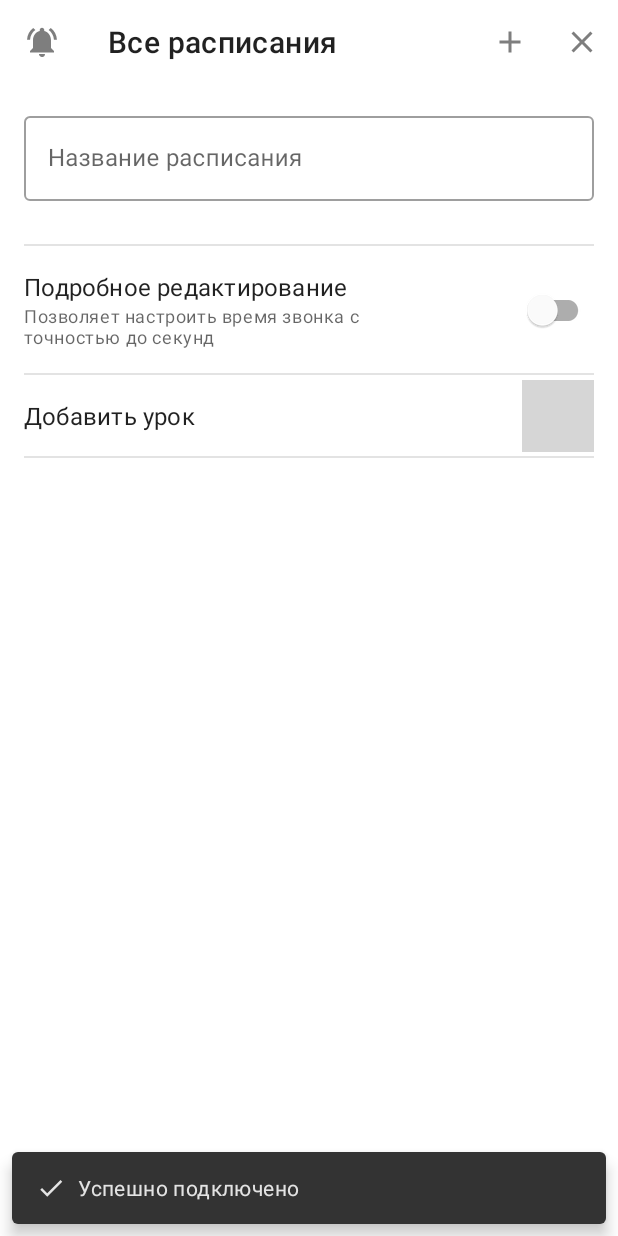
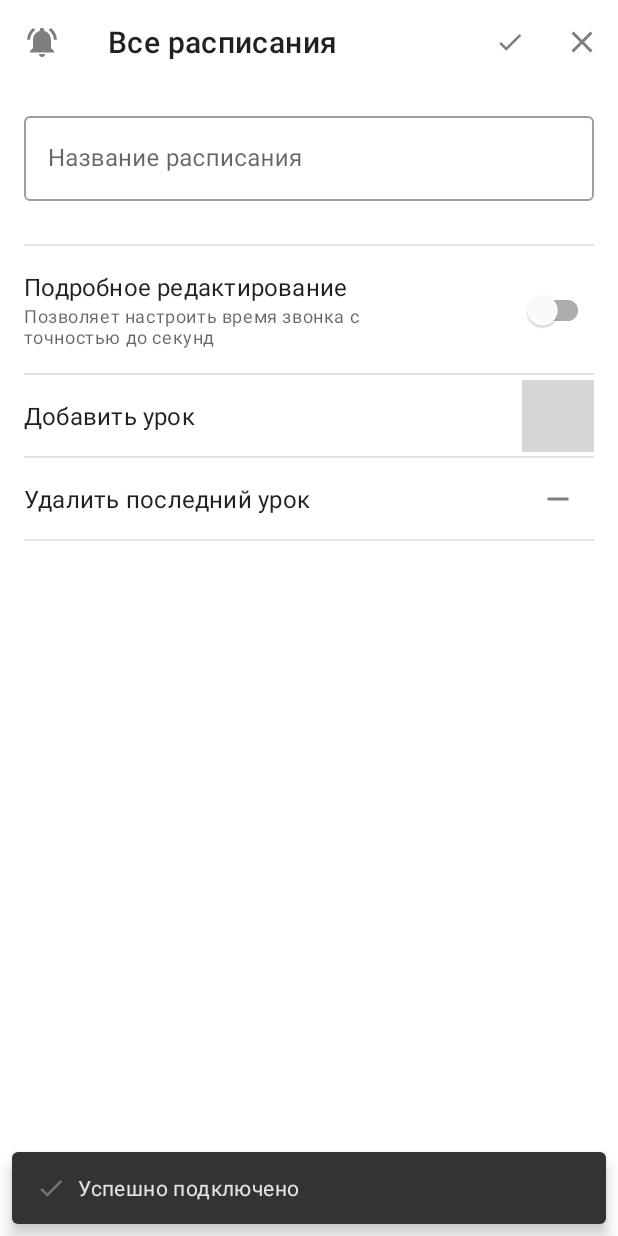
Before and after one commit to Ximand931/RingControl, an Android app: the screen it shows after launch (MainActivity), after a tap on "Добавить", on a phone screen of 412 x 824 dp. Run offline under Robolectric (Android 15) with nearby library versions, the phone set to English and light mode, and no system bars; our stand-ins replace data binding; 1 statement that could not run was skipped; grey boxes are pictures that could not be loaded.

Commit message:
add/edit fragments

```diff
--- a/app/src/debug/res/layout/fragment_all_timetables.xml
+++ b/app/src/debug/res/layout/fragment_all_timetables.xml
@@ -68,7 +68,7 @@
                         android:layout_marginTop="16dp"
                         android:ellipsize="end"
                         android:ems="20"
-                        android:text="@{String.format(@string/format_test_timetable_desc, viewModel.numOfTestLessons, viewModel.numOfTestLessons * 2)}"
+                        android:text="@{String.format(@string/format_test_timetable_desc, viewModel.numOfTestLessonsLiveData, viewModel.numOfTestLessonsLiveData * 2)}"
                         app:layout_constraintStart_toStartOf="@+id/test_title"
                         app:layout_constraintTop_toBottomOf="@+id/test_title" />
 
@@ -92,7 +92,7 @@
                         android:layout_width="wrap_content"
                         android:layout_height="wrap_content"
                         android:layout_marginStart="16dp"
-                        android:enabled="@{viewModel.numOfTestLessons &lt; 7}"
+                        android:enabled="@{viewModel.numOfTestLessonsLiveData &lt; 7}"
                         android:onClick="@{() -> viewModel.addTestLesson()}"
                         android:paddingStart="0dp"
                         android:paddingEnd="0dp"
@@ -106,7 +106,7 @@
                         style="@style/DebugMaterialButton"
                         android:layout_width="wrap_content"
                         android:layout_height="wrap_content"
-                        android:enabled="@{viewModel.numOfTestLessons > 1}"
+                        android:enabled="@{viewModel.numOfTestLessonsLiveData > 1}"
                         android:onClick="@{() -> viewModel.removeTestLesson()}"
                         android:paddingStart="0dp"
                         android:paddingEnd="0dp"
--- a/app/src/main/java/com/happs/ximand/ringcontrol/view/BaseFragment.java
+++ b/app/src/main/java/com/happs/ximand/ringcontrol/view/BaseFragment.java
@@ -19,13 +19,14 @@ import androidx.databinding.ViewDataBinding;
 import androidx.fragment.app.Fragment;
 import androidx.lifecycle.ViewModelProvider;
 
+import com.google.android.material.snackbar.Snackbar;
 import com.happs.ximand.ringcontrol.BR;
-import com.happs.ximand.ringcontrol.viewmodel.fragment.BaseFragmentViewModel;
+import com.happs.ximand.ringcontrol.viewmodel.fragment.BaseViewModel;
 
 import java.lang.reflect.ParameterizedType;
 import java.util.Objects;
 
-public abstract class BaseFragment<VM extends BaseFragmentViewModel, B extends ViewDataBinding>
+public abstract class BaseFragment<VM extends BaseViewModel, B extends ViewDataBinding>
         extends Fragment {
 
     private final int layoutId;
@@ -88,6 +89,7 @@ public abstract class BaseFragment<VM extends BaseFragmentViewModel, B extends V
 
         onPreViewModelAttaching(getViewModel());
         viewDataBinding.setVariable(BR.viewModel, viewModel);
+        viewDataBinding.setLifecycleOwner(getViewLifecycleOwner());
 
         return viewDataBinding.getRoot();
     }
@@ -102,6 +104,17 @@ public abstract class BaseFragment<VM extends BaseFragmentViewModel, B extends V
 
     public void onExternalEvent(int eventId) {
 
+    }
+
+    @Override
+    public void onViewCreated(@NonNull View view, @Nullable Bundle savedInstanceState) {
+        super.onViewCreated(view, savedInstanceState);
+        getViewModel().getMakeSnackbarEvent().observe(getViewLifecycleOwner(), snackbarDto -> {
+            if (getView() != null) {
+                Snackbar.make(getView(), snackbarDto.getMessageResId(), snackbarDto.getDuration())
+                        .show();
+            }
+        });
     }
 
     @Override
--- a/app/src/main/java/com/happs/ximand/ringcontrol/view/fragment/AddTimetableFragment.java
+++ b/app/src/main/java/com/happs/ximand/ringcontrol/view/fragment/AddTimetableFragment.java
@@ -19,7 +19,7 @@ public class AddTimetableFragment
     private RecyclerView lessonsRecyclerView;
 
     public AddTimetableFragment() {
-        super(R.layout.fragment_add_timetable, R.menu.menu_toolbar_add);
+        super(R.layout.fragment_add_timetable, R.menu.menu_toolbar_editing);
     }
 
     public static AddTimetableFragment newInstance() {
@@ -34,9 +34,17 @@ public class AddTimetableFragment
 
     @Override
     protected void onPreViewModelAttaching(@NonNull AddTimetableViewModel viewModel) {
-        viewModel.getLessonsMutableLiveData().observe(
+        viewModel.getLessonsLiveData().observe(
                 getViewLifecycleOwner(), this::initAdapter
         );
+        viewModel.setCorrectnessCheck(() -> {
+            EditTimetableRecyclerViewAdapter adapter = (EditTimetableRecyclerViewAdapter)
+                    lessonsRecyclerView.getAdapter();
+            if (adapter != null) {
+                return adapter.isAllLinesCorrect();
+            }
+            return false;
+        });
     }
 
     protected void initAdapter(List<Lesson> lessons) {
--- a/app/src/main/java/com/happs/ximand/ringcontrol/viewmodel/fragment/AllTimetablesViewModel.java
+++ b/app/src/main/java/com/happs/ximand/ringcontrol/viewmodel/fragment/AllTimetablesViewModel.java
@@ -1,10 +1,8 @@
 package com.happs.ximand.ringcontrol.viewmodel.fragment;
 
-import androidx.databinding.Bindable;
 import androidx.lifecycle.LiveData;
 import androidx.lifecycle.MutableLiveData;
 
-import com.happs.ximand.ringcontrol.BR;
 import com.happs.ximand.ringcontrol.FragmentNavigation;
 import com.happs.ximand.ringcontrol.R;
 import com.happs.ximand.ringcontrol.model.dao.SharedPreferencesDao;
@@ -21,17 +19,14 @@ import com.happs.ximand.ringcontrol.viewmodel.util.TimeUtils;
 import java.util.ArrayList;
 import java.util.List;
 
-public class AllTimetablesViewModel extends BaseFragmentViewModel {
+public class AllTimetablesViewModel extends BaseViewModel {
 
-    private final Repository<Timetable> timetableRepository;
-    private final MutableLiveData<List<Timetable>> allTimetablesLiveData;
-
-    private int numOfTestLessons;
+    private final Repository<Timetable> timetableRepository = FakeTimetableRepository.getInstance();
+    private final MutableLiveData<List<Timetable>> allTimetablesLiveData = new MutableLiveData<>();
+    private final MutableLiveData<Integer> numOfTestLessonsLiveData = new MutableLiveData<>();
 
     public AllTimetablesViewModel() {
-        this.timetableRepository = FakeTimetableRepository.getInstance();
-        this.allTimetablesLiveData = new MutableLiveData<>();
-        this.numOfTestLessons = 2;
+        this.numOfTestLessonsLiveData.setValue(2);
         updateTimetables();
     }
 
@@ -39,14 +34,8 @@ public class AllTimetablesViewModel extends BaseFragmentViewModel {
         return allTimetablesLiveData;
     }
 
-    @Bindable
-    public int getNumOfTestLessons() {
-        return numOfTestLessons;
-    }
-
-    public void setNumOfTestLessons(int numOfTestLessons) {
-        this.numOfTestLessons = numOfTestLessons;
-        notifyPropertyChanged(BR.numOfTestLessons);
+    public MutableLiveData<Integer> getNumOfTestLessonsLiveData() {
+        return numOfTestLessonsLiveData;
     }
 
     public void updateTimetables() {
@@ -68,8 +57,10 @@ public class AllTimetablesViewModel extends BaseFragmentViewModel {
     }
 
     public void applyTestTimetable() {
+        @SuppressWarnings("ConstantConditions")
+        int numOfTestLessons = numOfTestLessonsLiveData.getValue();
         List<Lesson> lessons = new ArrayList<>(numOfTestLessons * 2);
-        for (int i = 1; i <= numOfTestLessons * 2; i+=2) {
+        for (int i = 1; i <= numOfTestLessons * 2; i += 2) {
             lessons.add(new Lesson(
                     i / 2 + 1, TimeUtils.getCurrentTimeWithFewMinutes(i),
                     TimeUtils.getCurrentTimeWithFewMinutes(i + 1)
@@ -86,11 +77,15 @@ public class AllTimetablesViewModel extends BaseFragmentViewModel {
     }
 
     public void addTestLesson() {
-        setNumOfTestLessons(numOfTestLessons + 1);
+        @SuppressWarnings("ConstantConditions")
+        int numOfTestLessons = numOfTestLessonsLiveData.getValue();
+        numOfTestLessonsLiveData.setValue(numOfTestLessons + 1);
     }
 
     public void removeTestLesson() {
-        setNumOfTestLessons(numOfTestLessons - 1);
+        @SuppressWarnings("ConstantConditions")
+        int numOfTestLessons = numOfTestLessonsLiveData.getValue();
+        numOfTestLessonsLiveData.setValue(numOfTestLessons - 1);
     }
 
     @Override
@@ -102,7 +97,6 @@ public class AllTimetablesViewModel extends BaseFragmentViewModel {
         return false;
     }
 
-    //TODO: ineffective
     public boolean isLastAppliedTimetable(Timetable timetable) {
         return timetable.getId() == SharedPreferencesDao.getInstance().getAppliedTimetableId();
     }
--- a/app/src/main/java/com/happs/ximand/ringcontrol/viewmodel/fragment/BaseEditTimetableViewModel.java
+++ b/app/src/main/java/com/happs/ximand/ringcontrol/viewmodel/fragment/BaseEditTimetableViewModel.java
@@ -1,20 +1,44 @@
 package com.happs.ximand.ringcontrol.viewmodel.fragment;
+
+import android.text.TextUtils;
 
 import androidx.lifecycle.LiveData;
 import androidx.lifecycle.MutableLiveData;
 
+import com.happs.ximand.ringcontrol.FragmentNavigation;
+import com.happs.ximand.ringcontrol.R;
 import com.happs.ximand.ringcontrol.SingleLiveEvent;
 import com.happs.ximand.ringcontrol.model.object.Lesson;
 
 import java.util.List;
 
-public abstract class BaseEditTimetableViewModel extends BaseFragmentViewModel {
+public abstract class BaseEditTimetableViewModel extends BaseViewModel {
 
+    protected final MutableLiveData<Integer> numOfLessons = new MutableLiveData<>();
+    private final MutableLiveData<List<Lesson>> lessonsMutableLiveData = new MutableLiveData<>();
+    private final MutableLiveData<String> titleLiveData = new MutableLiveData<>();
+    private final MutableLiveData<Boolean> titleErrorLiveData = new MutableLiveData<>();
     private final SingleLiveEvent<Void> addLessonEvent = new SingleLiveEvent<>();
     private final SingleLiveEvent<Void> removeLessonEvent = new SingleLiveEvent<>();
     private final SingleLiveEvent<Void> changeDetailEditMode = new SingleLiveEvent<>();
-    private final MutableLiveData<List<Lesson>> lessonsMutableLiveData = new MutableLiveData<>();
     protected boolean detailEditing = true;
+    private CorrectnessCheck correctnessCheck;
+
+    public LiveData<Integer> getNumOfLessons() {
+        return numOfLessons;
+    }
+
+    public LiveData<List<Lesson>> getLessonsLiveData() {
+        return lessonsMutableLiveData;
+    }
+
+    public MutableLiveData<String> getTitleLiveData() {
+        return titleLiveData;
+    }
+
+    public MutableLiveData<Boolean> getTitleErrorLiveData() {
+        return titleErrorLiveData;
+    }
 
     public SingleLiveEvent<Void> getAddLessonEvent() {
         return addLessonEvent;
@@ -28,8 +52,12 @@ public abstract class BaseEditTimetableViewModel extends BaseFragmentViewModel {
         return changeDetailEditMode;
     }
 
-    public LiveData<List<Lesson>> getLessonsMutableLiveData() {
-        return lessonsMutableLiveData;
+    protected CorrectnessCheck getCorrectnessCheck() {
+        return correctnessCheck;
+    }
+
+    public void setCorrectnessCheck(CorrectnessCheck correctnessCheck) {
+        this.correctnessCheck = correctnessCheck;
     }
 
     protected void setLessons(List<Lesson> lessons) {
@@ -38,13 +66,56 @@ public abstract class BaseEditTimetableViewModel extends BaseFragmentViewModel {
 
     public void addEmptyLesson() {
         addLessonEvent.call();
+        //noinspection ConstantConditions
+        numOfLessons.setValue(numOfLessons.getValue() + 1);
     }
 
     public void removeLastLesson() {
         removeLessonEvent.call();
+        //noinspection ConstantConditions
+        numOfLessons.setValue(numOfLessons.getValue() - 1);
     }
 
     public void changeDetailEditMode() {
         changeDetailEditMode.call();
     }
+
+    @Override
+    public boolean notifyOptionsMenuItemClicked(int itemId) {
+        switch (itemId) {
+            case R.id.toolbar_do_edit_action:
+                completeEditAction();
+                return true;
+            case R.id.toolbar_cancel:
+                onCancelClick();
+                return true;
+        }
+        return false;
+    }
+
+    protected abstract void completeEditAction();
+
+    protected boolean checkTitle() {
+        boolean correct = !TextUtils.isEmpty(titleLiveData.getValue());
+        if (!correct) {
+            titleErrorLiveData.setValue(true);
+        }
+        return correct;
+    }
+
+    protected boolean checkLessons() {
+        boolean correct = getCorrectnessCheck().isListCorrect();
+        if (!correct) {
+            //TODO: on incorrect
+        }
+        return correct;
+    }
+
+    public void onCancelClick() {
+        FragmentNavigation.getInstance().navigateToPreviousFragment();
+    }
+
+    public interface CorrectnessCheck {
+        boolean isListCorrect();
+    }
 }
--- a/app/src/main/java/com/happs/ximand/ringcontrol/viewmodel/fragment/BaseFragmentViewModel.java
+++ /dev/null
@@ -1,90 +0,0 @@
-package com.happs.ximand.ringcontrol.viewmodel.fragment;
-
-import android.app.Application;
-import android.content.Context;
-import android.content.SharedPreferences;
-
-import androidx.annotation.NonNull;
-import androidx.databinding.Observable;
-import androidx.databinding.PropertyChangeRegistry;
-import androidx.lifecycle.ViewModel;
-
-import com.happs.ximand.ringcontrol.SingleLiveEvent;
-import com.happs.ximand.ringcontrol.view.BaseFragment;
-
-public abstract class BaseFragmentViewModel extends ViewModel implements Observable {
-
-    private static final String PREFERENCES = "PREFERENCES";
-    static final String PREF_APPLIED_TIMETABLE = "APPLIED_TIMETABLE_ID";
-
-    @Deprecated
-    protected Application app;
-
-    @SuppressWarnings("rawtypes")
-    @Deprecated
-    private SingleLiveEvent<BaseFragment> replaceFragmentLiveEvent;
-    @Deprecated
-    private SingleLiveEvent<Void> pressBackEvent;
-    @Deprecated
-    private SharedPreferences dataSharedPreferences;
-
-    private transient PropertyChangeRegistry callbacks;
-
-    @Deprecated
-    BaseFragmentViewModel(@NonNull Application application) {
-        this.app = application;
-        this.replaceFragmentLiveEvent = new SingleLiveEvent<>();
-        this.pressBackEvent = new SingleLiveEvent<>();
-        this.dataSharedPreferences = application
-                .getSharedPreferences(PREFERENCES, Context.MODE_PRIVATE);
-    }
-
-    public BaseFragmentViewModel() {
-    }
-
-    @Deprecated
-    @SuppressWarnings("unchecked")
-    protected <T extends Application> T getApplication() {
-        return (T) app;
-    }
-
-    public boolean notifyOptionsMenuItemClicked(int itemId) {
-        return false;
-    }
-
-    @Deprecated
-    void updateAppliedTimetableId(int id) {
-        dataSharedPreferences.edit()
-                .putInt(PREF_APPLIED_TIMETABLE, id)
-                .apply();
-    }
-
-    @Override
-    public void addOnPropertyChangedCallback(OnPropertyChangedCallback callback) {
-        synchronized (this) {
-            if (callbacks == null) {
-                callbacks = new PropertyChangeRegistry();
-            }
-        }
-        callbacks.add(callback);
-    }
-
-    @Override
-    public void removeOnPropertyChangedCallback(OnPropertyChangedCallback callback) {
-        synchronized (this) {
-            if (callbacks == null) {
-                callbacks = new PropertyChangeRegistry();
-            }
-        }
-        callbacks.remove(callback);
-    }
-
-    void notifyPropertyChanged(int fieldId) {
-        synchronized (this) {
-            if (callbacks == null) {
-                return;
-            }
-        }
-        callbacks.notifyCallbacks(this, fieldId, null);
-    }
-}
--- /dev/null
+++ b/app/src/main/java/com/happs/ximand/ringcontrol/viewmodel/fragment/BaseViewModel.java
@@ -0,0 +1,19 @@
+package com.happs.ximand.ringcontrol.viewmodel.fragment;
+
+import androidx.lifecycle.ViewModel;
+
+import com.happs.ximand.ringcontrol.SingleLiveEvent;
+import com.happs.ximand.ringcontrol.viewmodel.SnackbarDto;
+
+public abstract class BaseViewModel extends ViewModel {
+
+    private final SingleLiveEvent<SnackbarDto> makeSnackbarEvent = new SingleLiveEvent<>();
+
+    public boolean notifyOptionsMenuItemClicked(int itemId) {
+        return false;
+    }
+
+    public SingleLiveEvent<SnackbarDto> getMakeSnackbarEvent() {
+        return makeSnackbarEvent;
+    }
+}
--- a/app/src/main/java/com/happs/ximand/ringcontrol/viewmodel/fragment/TimetableInfoViewModel.java
+++ b/app/src/main/java/com/happs/ximand/ringcontrol/viewmodel/fragment/TimetableInfoViewModel.java
@@ -10,7 +10,7 @@ import com.happs.ximand.ringcontrol.model.repository.impl.TimetableRepository;
 import com.happs.ximand.ringcontrol.view.fragment.AllTimetablesFragment;
 import com.happs.ximand.ringcontrol.view.fragment.EditTimetableFragment;
 
-public class TimetableInfoViewModel extends BaseFragmentViewModel {
+public class TimetableInfoViewModel extends BaseViewModel {
 
     //TODO: Use event instead liveEvent
     private final SingleLiveEvent<DialogInterface.OnClickListener> alertDialogLiveEvent;
--- a/app/src/main/res/drawable/ic_baseline_check.xml
+++ b/app/src/main/res/drawable/ic_baseline_check.xml
@@ -3,8 +3,8 @@
     android:height="20dp"
     android:viewportWidth="24"
     android:viewportHeight="24"
-    android:tint="@color/colorIconSnackbar">
+    android:tint="@color/colorIconToolbar">
   <path
-      android:fillColor="@color/colorIconSnackbar"
-      android:pathData="M9,16.17L4.83,12l-1.42,1.41L9,19 21,7l-1.41,-1.41z"/>
+      android:fillColor="@color/colorIconToolbar"
+      android:pathData="M9,16.17L4.83,12l-1.42,1.41L9,19 21,7l-1.41,-1.41z" />
 </vector>
--- a/app/src/main/res/layout/fragment_add_timetable.xml
+++ b/app/src/main/res/layout/fragment_add_timetable.xml
@@ -21,11 +21,11 @@
             android:layout_height="wrap_content"
             android:layout_margin="16dp"
             android:hint="@string/timetable_title"
-            app:constantErrorText="@{viewModel.titleErrorLiveData ? @string/incorrect_input_time : null}"
             app:errorEnabled="true"
             app:layout_constraintEnd_toEndOf="parent"
             app:layout_constraintStart_toStartOf="parent"
-            app:layout_constraintTop_toTopOf="parent">
+            app:layout_constraintTop_toTopOf="parent"
+            app:temporaryErrorText="@{viewModel.titleErrorLiveData ? @string/incorrect_input_time : null}">
 
             <com.google.android.material.textfield.TextInputEditText
                 android:layout_width="match_parent"
@@ -101,7 +101,7 @@
             android:layout_width="48dp"
             android:layout_height="48dp"
             android:layout_marginEnd="16dp"
-            android:background="@android:color/transparent"
+            android:background="?android:selectableItemBackgroundBorderless"
             android:contentDescription="@string/add_lesson"
             android:onClick="@{() -> viewModel.addEmptyLesson()}"
             android:src="@drawable/ic_add"
@@ -119,12 +119,46 @@
             app:layout_constraintStart_toStartOf="@id/textView6"
             app:layout_constraintTop_toBottomOf="@id/textView6" />
 
+        <TextView
+            android:id="@+id/textView7"
+            style="@style/TextAppearance.MaterialComponents.Subtitle1"
+            android:layout_width="wrap_content"
+            android:layout_height="wrap_content"
+            android:layout_marginTop="16dp"
+            android:text="@string/remove_last_lesson"
+            app:layout_constraintStart_toStartOf="@+id/view2"
+            app:layout_constraintTop_toBottomOf="@+id/view2" />
+
+        <ImageButton
+            android:id="@+id/icon_remove"
+            android:layout_width="48dp"
+            android:layout_height="48dp"
+            android:layout_marginEnd="16dp"
+            android:background="?android:selectableItemBackgroundBorderless"
+            android:contentDescription="@string/add_lesson"
+            android:enabled="@{viewModel.numOfLessons > 0}"
+            android:onClick="@{() -> viewModel.removeLastLesson()}"
+            android:src="@drawable/ic_remove"
+            app:layout_constraintBottom_toBottomOf="@+id/textView7"
+            app:layout_constraintEnd_toEndOf="parent"
+            app:layout_constraintTop_toTopOf="@+id/textView7" />
+
+        <View
+            android:id="@+id/view4"
+            android:layout_width="0dp"
+            android:layout_height="1dp"
+            android:layout_marginTop="@dimen/margin_divider"
+            android:background="@color/colorDivider"
+            app:layout_constraintEnd_toEndOf="@+id/icon_remove"
+            app:layout_constraintStart_toStartOf="@+id/textView7"
+            app:layout_constraintTop_toBottomOf="@+id/textView7" />
+
         <androidx.recyclerview.widget.RecyclerView
             android:id="@+id/lessons_recycler_view"
             android:layout_width="match_parent"
             android:layout_height="0dp"
             app:layout_constraintBottom_toBottomOf="parent"
-            app:layout_constraintTop_toBottomOf="@+id/view2" />
+            app:layout_constraintTop_toBottomOf="@+id/view4" />
 
     </androidx.constraintlayout.widget.ConstraintLayout>
 </layout>
--- a/app/src/main/res/menu/menu_toolbar_add.xml
+++ /dev/null
@@ -1,17 +0,0 @@
-<?xml version="1.0" encoding="utf-8"?>
-<menu xmlns:android="http://schemas.android.com/apk/res/android"
-    xmlns:app="http://schemas.android.com/apk/res-auto">
-
-    <item
-        android:id="@+id/toolbar_add"
-        android:icon="@drawable/ic_toolbar_add"
-        android:title="@string/save"
-        app:showAsAction="always" />
-
-    <item
-        android:id="@+id/toolbar_cancel"
-        android:icon="@drawable/ic_toolbar_clear"
-        android:title="@string/cancel"
-        app:showAsAction="ifRoom" />
-
-</menu>
--- a/app/src/main/res/menu/menu_toolbar_editing.xml
+++ b/app/src/main/res/menu/menu_toolbar_editing.xml
@@ -3,8 +3,8 @@
     xmlns:app="http://schemas.android.com/apk/res-auto">
 
     <item
-        android:id="@+id/toolbar_save"
-        android:icon="@drawable/ic_toolbar_save"
+        android:id="@+id/toolbar_do_edit_action"
+        android:icon="@drawable/ic_baseline_check"
         android:title="@string/save"
         app:showAsAction="always" />
 
--- a/app/src/main/res/values/strings.xml
+++ b/app/src/main/res/values/strings.xml
@@ -21,7 +21,8 @@
     <string name="incorrect_input_time">Неверно введено время</string>
     <string name="incorrect_timetable_title">Неверно введено название расписания</string>
 
-    <string name="timetable_was_not_updated">Расписание не было обновлено, проверьте все поля ввода</string>
+    <string name="timetable_was_not_added">Расписание не было добавлено. Проверьте введенные данные</string>
+    <string name="timetable_was_not_updated">Расписание не было обновлено. Проверьте введенные данные</string>
 
     <string name="timetables_list_updated">Список расписаний был обновлен</string>
     <string name="applied_timetable_updated">Последнее примененное расписание было обновлено</string>
```
Also changed, not shown: app/src/main/java/com/happs/ximand/ringcontrol/view/adapter/EditTimetableRecyclerViewAdapter.java (+31 -28 lines), app/src/main/java/com/happs/ximand/ringcontrol/view/fragment/EditTimetableFragment.java (+1 -14 lines), app/src/main/java/com/happs/ximand/ringcontrol/viewmodel/SnackbarDto.java (added, +21 -0 lines), app/src/main/java/com/happs/ximand/ringcontrol/viewmodel/fragment/AddTimetableViewModel.java (+19 -32 lines), app/src/main/java/com/happs/ximand/ringcontrol/viewmodel/fragment/EditTimetableViewModel.java (+17 -35 lines), app/src/main/java/com/happs/ximand/ringcontrol/viewmodel/fragment/ExceptionViewModel.java (+9 -29 lines), app/src/main/res/layout/fragment_edit_timetable.xml (+34 -4 lines).
